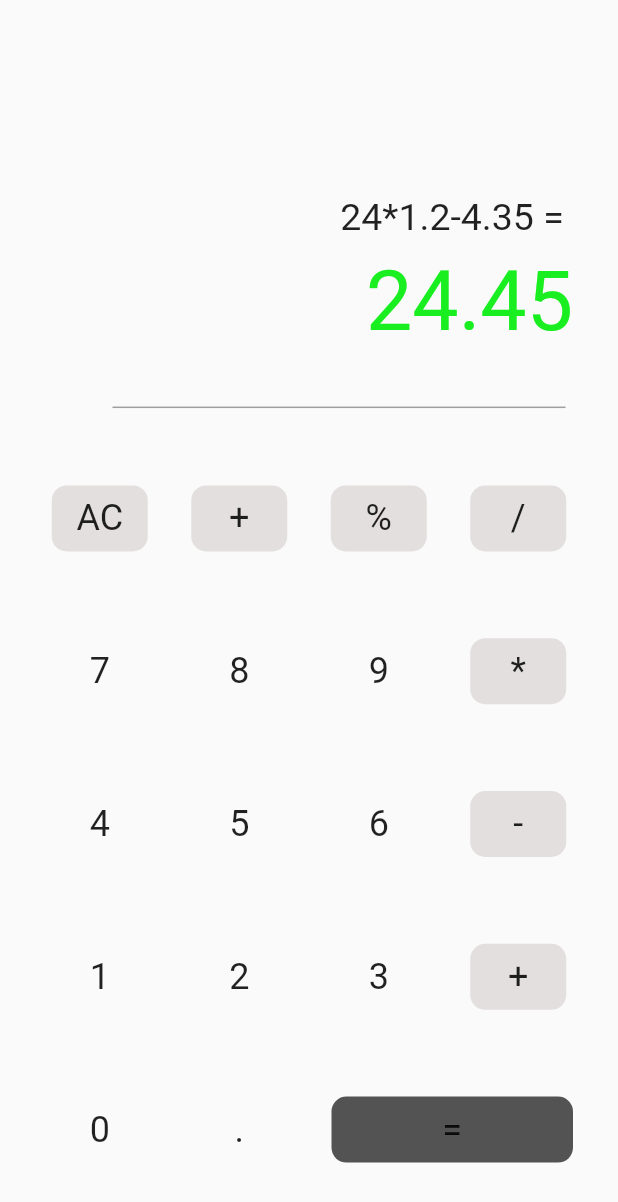
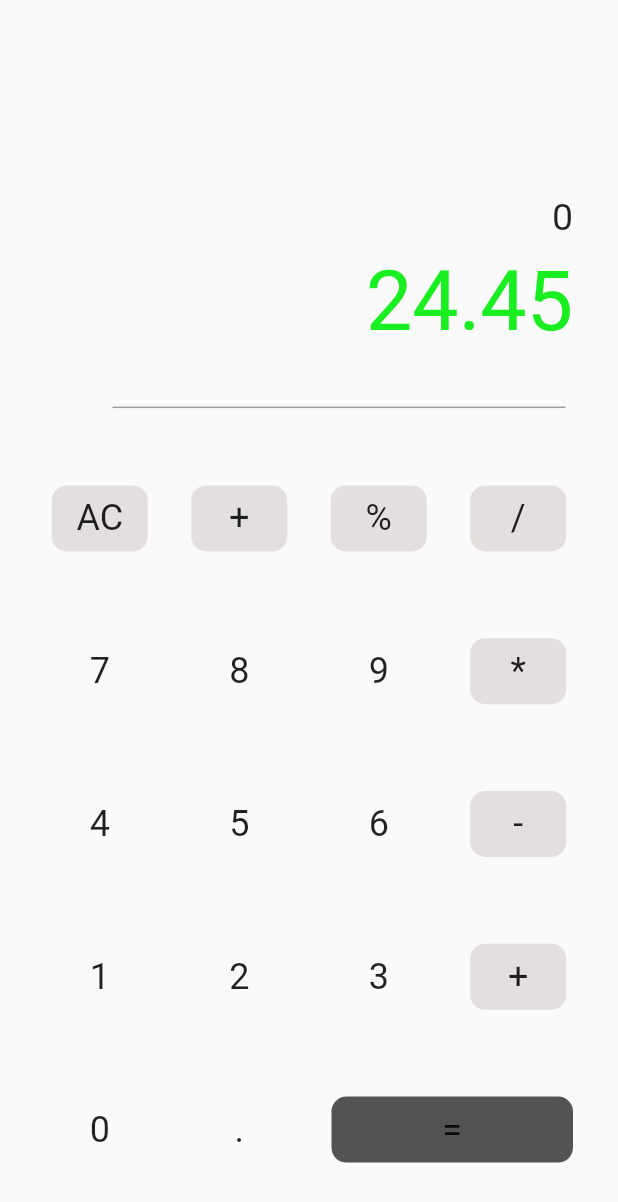
Before and after one commit to nguyendangvu221/project_caculate, a Flutter app: the screen it shows after launch, on a phone screen of 412 x 824 dp. Shown: the top 1202 px of the screen. Run offline on Flutter 3.47's test engine with Material 2 defaults, Android fonts, the phone set to English and light mode, and no system bars; our stand-ins replace flutter_svg.

Commit message:
project_calculate

```diff
--- a/lib/home_screen/ui.dart
+++ b/lib/home_screen/ui.dart
@@ -11,7 +11,9 @@ class MyApp extends StatelessWidget {
       darkTheme: ThemeData.dark(),
       theme: ThemeData.light(),
       debugShowCheckedModeBanner: false,
-      home: Scaffold(
+      home: TransmissionData(
+        numCal: '0',
+        child: Scaffold(
           body: Column(
             children: [
               Expanded(
@@ -24,11 +26,9 @@ class MyApp extends StatelessWidget {
                         children: [
                           Container(
                             alignment: Alignment.bottomRight,
-                          margin: const EdgeInsets.only(top: 130, right: 30.0),
-                          child: const Text(
-                            "24*1.2-4.35 = ",
-                            style: TextStyle(fontSize: 25),
-                          ),
+                            margin:
+                                const EdgeInsets.only(top: 130, right: 30.0),
+                            child: NewWidget(),
                           ),
                           Container(
                             alignment: Alignment.bottomRight,
@@ -77,6 +77,26 @@ class MyApp extends StatelessWidget {
             ],
           ),
         ),
+      ),
     );
   }
 }
+
+class NewWidget extends StatefulWidget {
+  const NewWidget({
+    Key? key,
+  }) : super(key: key);
+
+  @override
+  State<NewWidget> createState() => _NewWidgetState();
+}
+
+class _NewWidgetState extends State<NewWidget> {
+  @override
+  Widget build(BuildContext context) {
+    return Text(
+      '${TransmissionData.of(context)!.numCal}',
+      style: const TextStyle(fontSize: 25),
+    );
+  }
+}
--- a/lib/src/data.dart
+++ b/lib/src/data.dart
@@ -1,31 +1,45 @@
 import 'package:flutter/material.dart';
 
-class DataButton extends StatelessWidget {
-  DataButton(this.data);
+class DataButton extends StatefulWidget {
+  DataButton(this.data, {Key? key}) : super(key: key);
   List<String> data = [];
+
+  @override
+  State<DataButton> createState() => _DataButtonState();
+}
+
+class _DataButtonState extends State<DataButton> {
+  void addNum(String addData) {
+    setState(() {
+      TransmissionData.of(context)!.numCal += addData;
+    });
+  }
+
   @override
   Widget build(BuildContext context) {
     return Row(
       mainAxisAlignment: MainAxisAlignment.spaceAround,
       children: [
         TextButton(
-          onPressed: (() {}),
+          onPressed: (() {
+            addNum(widget.data[0]);
+          }),
           child: Text(
-            data[0],
+            widget.data[0],
             style: Theme.of(context).textTheme.headline5,
           ),
         ),
         TextButton(
           onPressed: (() {}),
           child: Text(
-            data[1],
+            widget.data[1],
             style: Theme.of(context).textTheme.headline5,
           ),
         ),
         TextButton(
           onPressed: (() {}),
           child: Text(
-            data[2],
+            widget.data[2],
             style: Theme.of(context).textTheme.headline5,
           ),
         ),
@@ -37,7 +51,7 @@ class DataButton extends StatelessWidget {
             backgroundColor: Color.fromARGB(85, 182, 169, 169),
           ),
           child: Text(
-            data[3],
+            widget.data[3],
             style: Theme.of(context).textTheme.headline5,
           ),
         ),
@@ -45,3 +59,20 @@ class DataButton extends StatelessWidget {
     );
   }
 }
+
+class TransmissionData extends InheritedWidget {
+   String numCal = "";
+  TransmissionData({super.key, required this.child,required this.numCal}) : super(child: child);
+  final Widget child;
+  static TransmissionData? of(BuildContext context) {
+    final TransmissionData? result =
+        context.dependOnInheritedWidgetOfExactType<TransmissionData>();
+    assert(result != null, throw 'No TransmissionData found in context');
+    return result!;
+  }
+
+  @override
+  bool updateShouldNotify(TransmissionData oldWidget) {
+    return true;
+  }
+}
--- a/lib/src/data_first_line.dart
+++ b/lib/src/data_first_line.dart
@@ -2,7 +2,7 @@ import 'package:flutter/material.dart';
 
 class DataButton1 extends StatelessWidget {
   List<String> data = [];
-  DataButton1(this.data);
+  DataButton1(this.data, {Key? key}) : super(key: key);
   @override
   Widget build(BuildContext context) {
     if (data.length == 4) {
```
Lines whose indentation alone changed are shown as unchanged.
